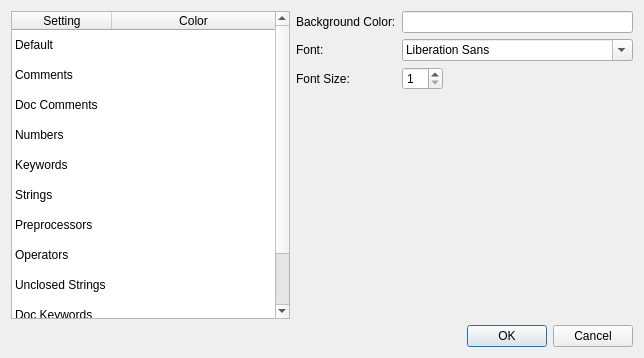
kipr/kiss, file ui/ThemeSettingsDialog.ui: the form before one commit.
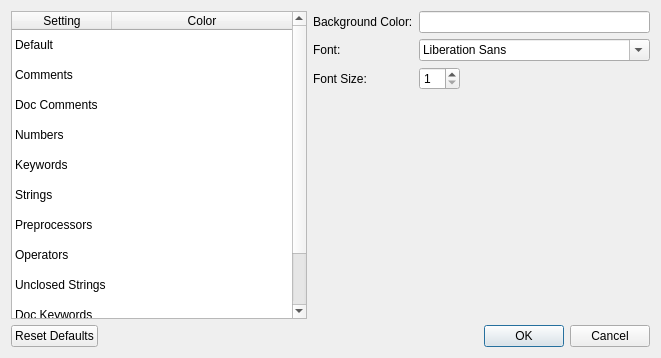
The form after the commit. Custom widgets are drawn as their Qt base class.

Patch:
```diff
--- a/ui/ThemeSettingsDialog.ui
+++ b/ui/ThemeSettingsDialog.ui
@@ -6,14 +6,14 @@
    <rect>
     <x>0</x>
     <y>0</y>
-    <width>644</width>
+    <width>661</width>
     <height>358</height>
    </rect>
   </property>
   <property name="windowTitle">
    <string>Theme Settings</string>
   </property>
-  <layout class="QVBoxLayout" name="verticalLayout">
+  <layout class="QVBoxLayout" name="verticalLayout" stretch="0,0">
    <item>
     <layout class="QHBoxLayout" name="horizontalLayout">
      <item>
@@ -224,6 +224,15 @@
     </layout>
    </item>
    <item>
+    <layout class="QHBoxLayout" name="horizontalLayout_2">
+     <item>
+      <widget class="QPushButton" name="reset">
+       <property name="text">
+        <string>Reset Defaults</string>
+       </property>
+      </widget>
+     </item>
+     <item>
     <widget class="QDialogButtonBox" name="ui_buttonBox">
      <property name="orientation">
       <enum>Qt::Horizontal</enum>
@@ -232,6 +241,8 @@
       <set>QDialogButtonBox::Cancel|QDialogButtonBox::Ok</set>
      </property>
     </widget>
+     </item>
+    </layout>
    </item>
   </layout>
  </widget>
```
Left out of the diff: 8 changed lines with no effect on the pictures. Lines whose indentation alone changed are shown as unchanged.
